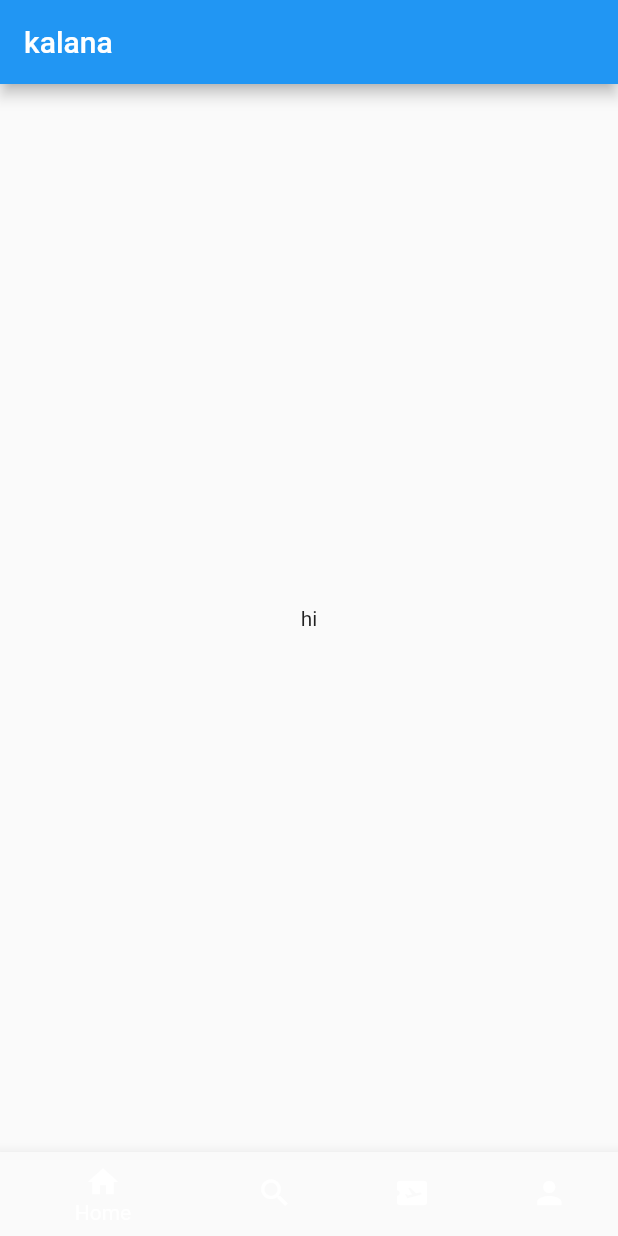
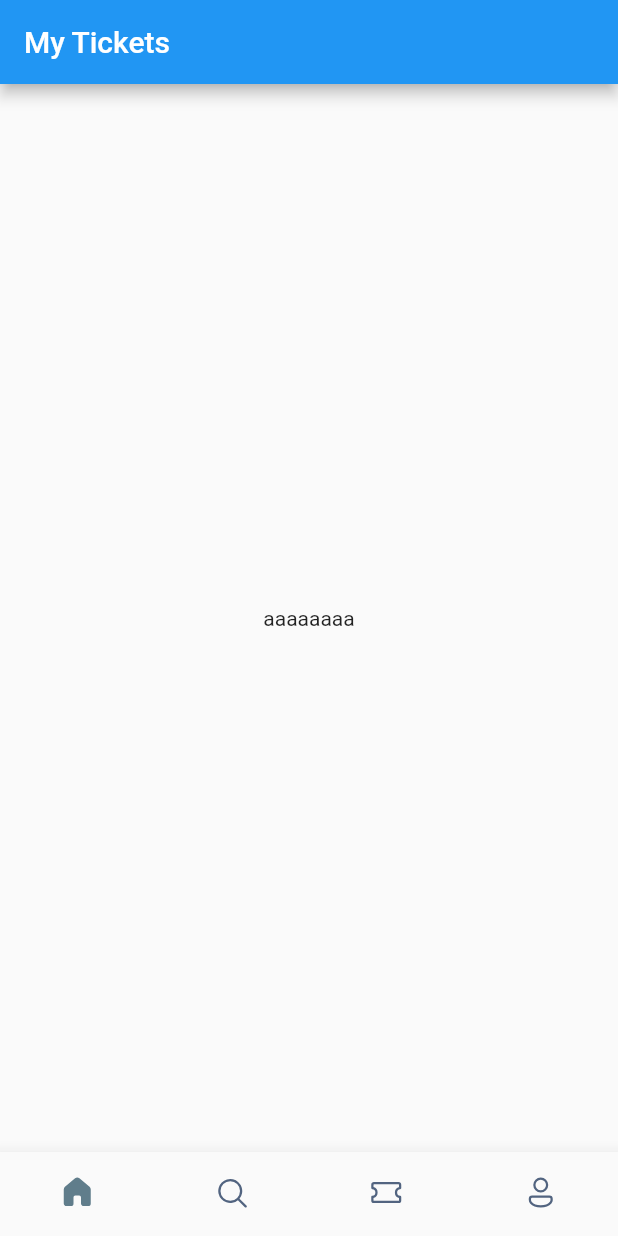
Before and after one commit to Kalana-Wijewardhana/air_ticket_booker, a Flutter app: the screen it shows after launch, on a phone screen of 412 x 824 dp. Run offline on Flutter 3.47's test engine with Material 2 defaults, Android fonts, the phone set to English and light mode, and no system bars; our stand-ins replace fluentui_icons.

Commit message:
CHG |bottom bar function

```diff
--- a/lib/screens/bottom_bar.dart
+++ b/lib/screens/bottom_bar.dart
@@ -1,5 +1,8 @@
+import 'package:fluentui_icons/fluentui_icons.dart';
 import 'package:flutter/cupertino.dart';
 import 'package:flutter/material.dart';
+
+import 'home_screen.dart';
 
 class BottomBar extends StatefulWidget {
   const BottomBar({Key? key}) : super(key: key);
@@ -9,35 +12,62 @@ class BottomBar extends StatefulWidget {
 }
 
 class _BottomBarState extends State<BottomBar> {
+  int _selectedIndex = 0;
+
+  void _onItemTapped(int index) {
+
+    setState(() {
+      _selectedIndex = index;
+    });
+  }
+
+  static final List<Widget> _widgetOptions = <Widget>[
+     const HomeScreen(),
+    const Text("Search"),
+    const Text("Tickets"),
+    const Text("Profile"),
+  ];
   @override
   Widget build(BuildContext context) {
     return Scaffold(
       appBar: AppBar(
-        title: Text("kalana"),
+        title: const Text("My Tickets"),
       ),
-      body: Center(child: Text("hi")),
-
+      body: Center(
+        child: _widgetOptions[_selectedIndex],
+      ),
       bottomNavigationBar: BottomNavigationBar(
-          items:const [
+        onTap: _onItemTapped,
+        currentIndex: _selectedIndex,
+        elevation: 10,
+        showSelectedLabels: false,
+        showUnselectedLabels: false,
+        selectedItemColor: Colors.blueGrey,
+        type: BottomNavigationBarType.fixed,
+        unselectedItemColor: const Color(0xFF526480),
+        items: const [
           BottomNavigationBarItem(
-                icon: Icon(Icons.home),
-                label:"Home",
+            icon: Icon(FluentSystemIcons.ic_fluent_home_add_regular),
+            activeIcon: Icon(FluentSystemIcons.ic_fluent_home_filled),
+            label: "Home",
           ),
           BottomNavigationBarItem(
-              icon: Icon(Icons.search),
-              label:"Search",
+            icon: Icon(FluentSystemIcons.ic_fluent_search_regular),
+            activeIcon: Icon(FluentSystemIcons.ic_fluent_search_filled),
+            label: "Search",
           ),
           BottomNavigationBarItem(
-              icon: Icon(Icons.airplane_ticket),
-              label:"Ticket",
+            icon: Icon(FluentSystemIcons.ic_fluent_ticket_regular),
+            activeIcon: Icon(FluentSystemIcons.ic_fluent_ticket_filled),
+            label: "Ticket",
           ),
           BottomNavigationBarItem(
-              icon: Icon(Icons.person),
-              label:"Person",
+            icon: Icon(FluentSystemIcons.ic_fluent_person_regular),
+            activeIcon: Icon(FluentSystemIcons.ic_fluent_person_filled),
+            label: "Person",
           ),
         ],
       ),
-
     );
   }
 }
--- /dev/null
+++ b/lib/screens/home_screen.dart
@@ -0,0 +1,14 @@
+
+
+import 'package:flutter/cupertino.dart';
+
+class HomeScreen extends StatelessWidget {
+  const HomeScreen({Key? key}) : super(key: key);
+
+  @override
+  Widget build(BuildContext context) {
+    return Container(
+      child: const Text("aaaaaaaa"),
+    );
+  }
+}
```
Also changed, not shown: pubspec.yaml (+3 -31 lines), pubspec.lock. Lines whose indentation alone changed are shown as unchanged.
